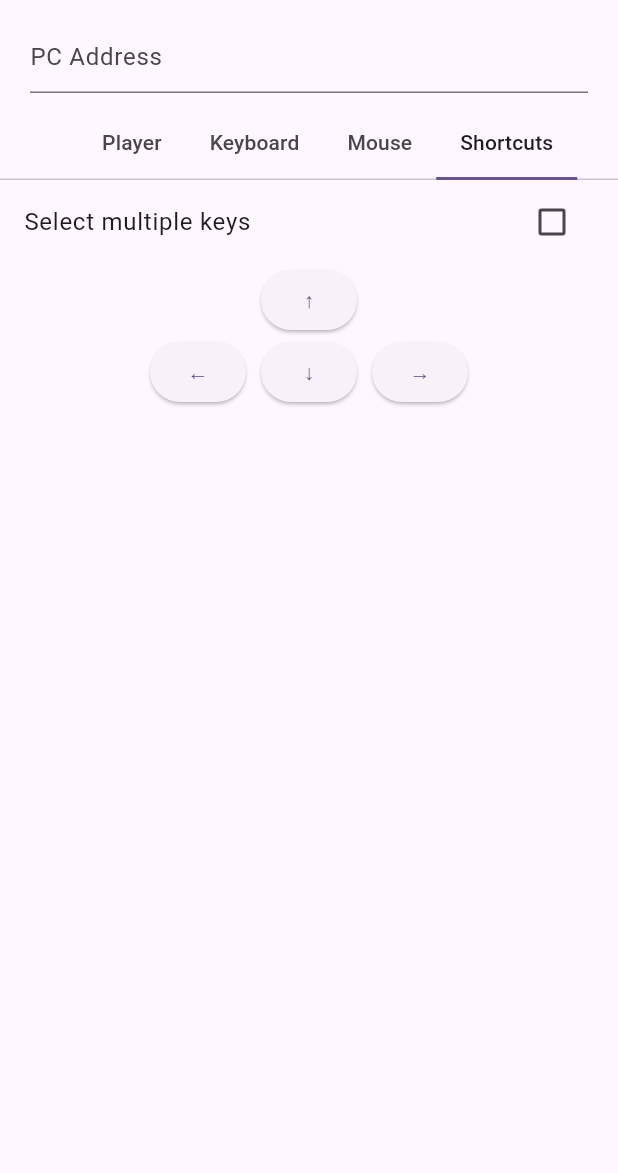
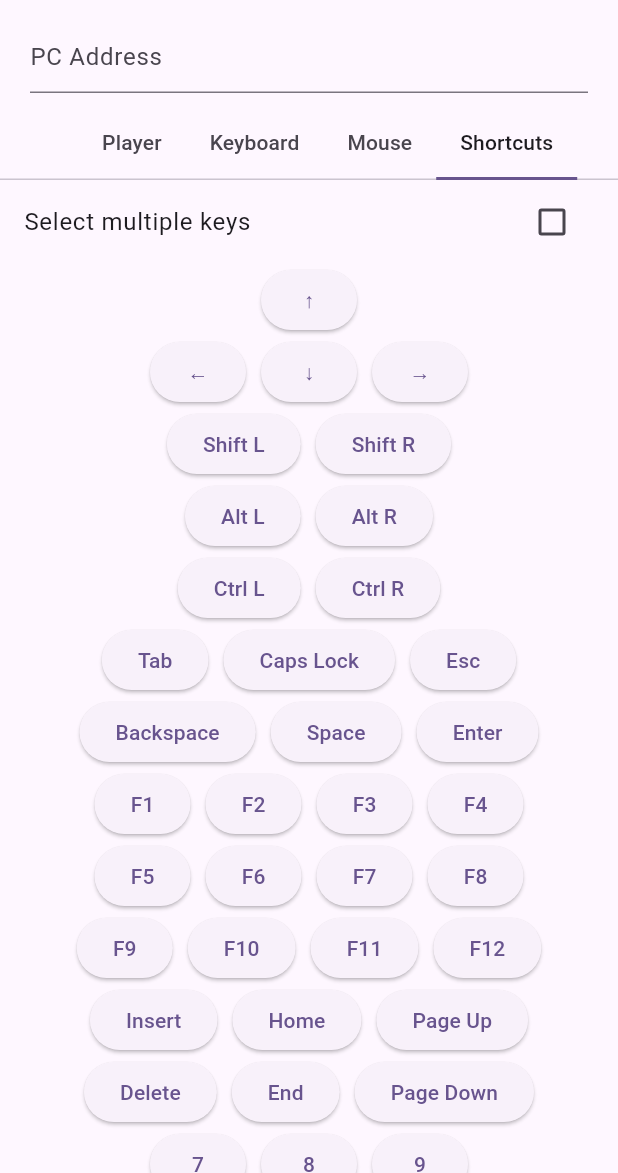
Before and after one commit to bytes7bytes7/remote_control, a Flutter app: the screen it shows after launch, tab 4 chosen, on a phone screen of 412 x 824 dp, the part 63-1236 px from its top. Run offline on Flutter 3.47's test engine with Material 2 defaults, Android fonts, the phone set to English and light mode, and no system bars; our stand-ins replace dio, flutter_bloc, freezed_annotation, rxdart, shared_preferences.

Commit message:
add btns

```diff
--- /dev/null
+++ b/lib/extensions/list_extension.dart
@@ -0,0 +1,17 @@
+extension SeparatedX<T> on List<T> {
+  List<T> separated(T separator) {
+    final result = <T>[];
+
+    for (var i = 0; i < length; i++) {
+      final e = this[i];
+
+      result.add(e);
+
+      if (i != length - 1) {
+        result.add(separator);
+      }
+    }
+
+    return result;
+  }
+}
--- a/lib/models/shortcut_keys.dart
+++ b/lib/models/shortcut_keys.dart
@@ -5,4 +5,51 @@ class ShortcutKeys {
   static const arrowDown = 'down';
   static const arrowLeft = 'left';
   static const arrowRight = 'right';
+
+  static const altLeft = 'altleft';
+  static const altRight = 'altright';
+  static const ctrlLeft = 'ctrlleft';
+  static const ctrlRight = 'ctrlright';
+  static const shiftLeft = 'shiftleft';
+  static const shiftRight = 'shiftright';
+  static const backspace = 'backspace';
+  static const enter = 'enter';
+  static const tab = 'tab';
+  static const capsLock = 'capslock';
+  static const del = 'del';
+  static const end = 'end';
+  static const esc = 'esc';
+  static const f1 = 'f1';
+  static const f2 = 'f2';
+  static const f3 = 'f3';
+  static const f4 = 'f4';
+  static const f5 = 'f5';
+  static const f6 = 'f6';
+  static const f7 = 'f7';
+  static const f8 = 'f8';
+  static const f9 = 'f9';
+  static const f10 = 'f10';
+  static const f11 = 'f11';
+  static const f12 = 'f12';
+  static const fn = 'fn';
+  static const home = 'home';
+  static const insert = 'insert';
+  static const num0 = 'num0';
+  static const num1 = 'num1';
+  static const num2 = 'num2';
+  static const num3 = 'num3';
+  static const num4 = 'num4';
+  static const num5 = 'num5';
+  static const num6 = 'num6';
+  static const num7 = 'num7';
+  static const num8 = 'num8';
+  static const num9 = 'num9';
+  static const numLock = 'numlock';
+  static const pageDown = 'pagedown';
+  static const pageUp = 'pageup';
+  static const pause = 'pause';
+  static const printScreen = 'printscreen';
+  static const scrollLock = 'scrolllock';
+  static const space = 'space';
+  static const win = 'win';
 }
--- a/lib/widgets/shortcut_controls.dart
+++ b/lib/widgets/shortcut_controls.dart
@@ -3,6 +3,7 @@ import 'package:flutter_bloc/flutter_bloc.dart';
 
 import '../bloc/shortcut/shortcut_bloc.dart';
 import '../bloc/signal/signal_bloc.dart';
+import '../extensions/list_extension.dart';
 import '../models/shortcut_keys.dart';
 
 const _fabOffset = 20.0;
@@ -40,72 +41,128 @@ class _Body extends StatelessWidget {
                     title: const Text('Select multiple keys'),
                     onChanged: (v) => bloc.add(const ShortcutEvent.selectingSwitched()),
                   ),
-                  Column(
+                  const Column(
                     children: [
-                      Row(
-                        mainAxisSize: MainAxisSize.min,
-                        mainAxisAlignment: MainAxisAlignment.center,
-                        children: [
-                          Builder(
-                            builder: (context) {
-                              const key = ShortcutKeys.arrowUp;
-
-                              return _SelectedButton(
-                                selected: state.isSelected(key),
-                                child: ElevatedButton(
-                                  onPressed: () => bloc.add(const ShortcutEvent.keyPressed(key: key)),
-                                  child: const Text('↑'),
-                                ),
-                              );
-                            },
-                          ),
+                      _Group(
+                        keys: [
+                          (ShortcutKeys.arrowUp, '↑'),
                         ],
                       ),
-                      Row(
-                        mainAxisSize: MainAxisSize.min,
-                        mainAxisAlignment: MainAxisAlignment.center,
-                        children: [
-                          Builder(
-                            builder: (context) {
-                              const key = ShortcutKeys.arrowLeft;
-
-                              return _SelectedButton(
-                                selected: state.isSelected(key),
-                                child: ElevatedButton(
-                                  onPressed: () => bloc.add(const ShortcutEvent.keyPressed(key: key)),
-                                  child: const Text('←'),
+                      _Group(
+                        keys: [
+                          (ShortcutKeys.arrowLeft, '←'),
+                          (ShortcutKeys.arrowDown, '↓'),
+                          (ShortcutKeys.arrowRight, '→'),
+                        ],
                       ),
-                              );
-                            },
+                      _Group(
+                        keys: [
+                          (ShortcutKeys.shiftLeft, 'Shift L'),
+                          (ShortcutKeys.shiftRight, 'Shift R'),
+                        ],
                       ),
-                          const _WidthSpacing(),
-                          Builder(
-                            builder: (context) {
-                              const key = ShortcutKeys.arrowDown;
-
-                              return _SelectedButton(
-                                selected: state.isSelected(key),
-                                child: ElevatedButton(
-                                  onPressed: () => bloc.add(const ShortcutEvent.keyPressed(key: key)),
-                                  child: const Text('↓'),
+                      _Group(
+                        keys: [
+                          (ShortcutKeys.altLeft, 'Alt L'),
+                          (ShortcutKeys.altRight, 'Alt R'),
+                        ],
                       ),
-                              );
-                            },
+                      _Group(
+                        keys: [
+                          (ShortcutKeys.ctrlLeft, 'Ctrl L'),
+                          (ShortcutKeys.ctrlRight, 'Ctrl R'),
+                        ],
                       ),
-                          const _WidthSpacing(),
-                          Builder(
-                            builder: (context) {
-                              const key = ShortcutKeys.arrowRight;
-
-                              return _SelectedButton(
-                                selected: state.isSelected(key),
-                                child: ElevatedButton(
-                                  onPressed: () => bloc.add(const ShortcutEvent.keyPressed(key: key)),
-                                  child: const Text('→'),
+                      _Group(
+                        keys: [
+                          (ShortcutKeys.tab, 'Tab'),
+                          (ShortcutKeys.capsLock, 'Caps Lock'),
+                          (ShortcutKeys.esc, 'Esc'),
+                        ],
                       ),
-                              );
-                            },
+                      _Group(
+                        keys: [
+                          (ShortcutKeys.backspace, 'Backspace'),
+                          (ShortcutKeys.space, 'Space'),
+                          (ShortcutKeys.enter, 'Enter'),
+                        ],
                       ),
+                      _Group(
+                        keys: [
+                          (ShortcutKeys.f1, 'F1'),
+                          (ShortcutKeys.f2, 'F2'),
+                          (ShortcutKeys.f3, 'F3'),
+                          (ShortcutKeys.f4, 'F4'),
+                        ],
+                      ),
+                      _Group(
+                        keys: [
+                          (ShortcutKeys.f5, 'F5'),
+                          (ShortcutKeys.f6, 'F6'),
+                          (ShortcutKeys.f7, 'F7'),
+                          (ShortcutKeys.f8, 'F8'),
+                        ],
+                      ),
+                      _Group(
+                        keys: [
+                          (ShortcutKeys.f9, 'F9'),
+                          (ShortcutKeys.f10, 'F10'),
+                          (ShortcutKeys.f11, 'F11'),
+                          (ShortcutKeys.f12, 'F12'),
+                        ],
+                      ),
+                      _Group(
+                        keys: [
+                          (ShortcutKeys.insert, 'Insert'),
+                          (ShortcutKeys.home, 'Home'),
+                          (ShortcutKeys.pageUp, 'Page Up'),
+                        ],
+                      ),
+                      _Group(
+                        keys: [
+                          (ShortcutKeys.del, 'Delete'),
+                          (ShortcutKeys.end, 'End'),
+                          (ShortcutKeys.pageDown, 'Page Down'),
+                        ],
+                      ),
+                      _Group(
+                        keys: [
+                          (ShortcutKeys.num7, '7'),
+                          (ShortcutKeys.num8, '8'),
+                          (ShortcutKeys.num9, '9'),
+                        ],
+                      ),
+                      _Group(
+                        keys: [
+                          (ShortcutKeys.num4, '4'),
+                          (ShortcutKeys.num5, '5'),
+                          (ShortcutKeys.num6, '6'),
+                        ],
+                      ),
+                      _Group(
+                        keys: [
+                          (ShortcutKeys.num1, '1'),
+                          (ShortcutKeys.num2, '2'),
+                          (ShortcutKeys.num3, '3'),
+                        ],
+                      ),
+                      _Group(
+                        keys: [
+                          (ShortcutKeys.num0, '0'),
+                        ],
+                      ),
+                      _Group(
+                        keys: [
+                          (ShortcutKeys.printScreen, 'Print Screen'),
+                          (ShortcutKeys.scrollLock, 'Scroll Lock'),
+                          (ShortcutKeys.pause, 'Pause'),
+                        ],
+                      ),
+                      _Group(
+                        keys: [
+                          (ShortcutKeys.numLock, 'Num Lock'),
+                          (ShortcutKeys.win, 'Win'),
+                          (ShortcutKeys.fn, 'Fn'),
                         ],
                       ),
                     ],
@@ -176,3 +233,40 @@ class _SelectedButton extends StatelessWidget {
     return child;
   }
 }
+
+class _Group extends StatelessWidget {
+  const _Group({required this.keys});
+
+  final List<(String, String)> keys;
+
+  @override
+  Widget build(BuildContext context) {
+    final bloc = context.read<ShortcutBloc>();
+
+    return BlocBuilder<ShortcutBloc, ShortcutState>(
+      builder: (context, state) {
+        return Row(
+          mainAxisSize: MainAxisSize.min,
+          mainAxisAlignment: MainAxisAlignment.center,
+          children: keys
+              .map<Widget>(
+                (e) {
+                  final key = e.$1;
+                  final view = e.$2;
+
+                  return _SelectedButton(
+                    selected: state.isSelected(key),
+                    child: ElevatedButton(
+                      onPressed: () => bloc.add(ShortcutEvent.keyPressed(key: key)),
+                      child: Text(view),
+                    ),
+                  );
+                },
+              )
+              .toList()
+              .separated(const _WidthSpacing()),
+        );
+      },
+    );
+  }
+}
```
Lines whose indentation alone changed are shown as unchanged.
